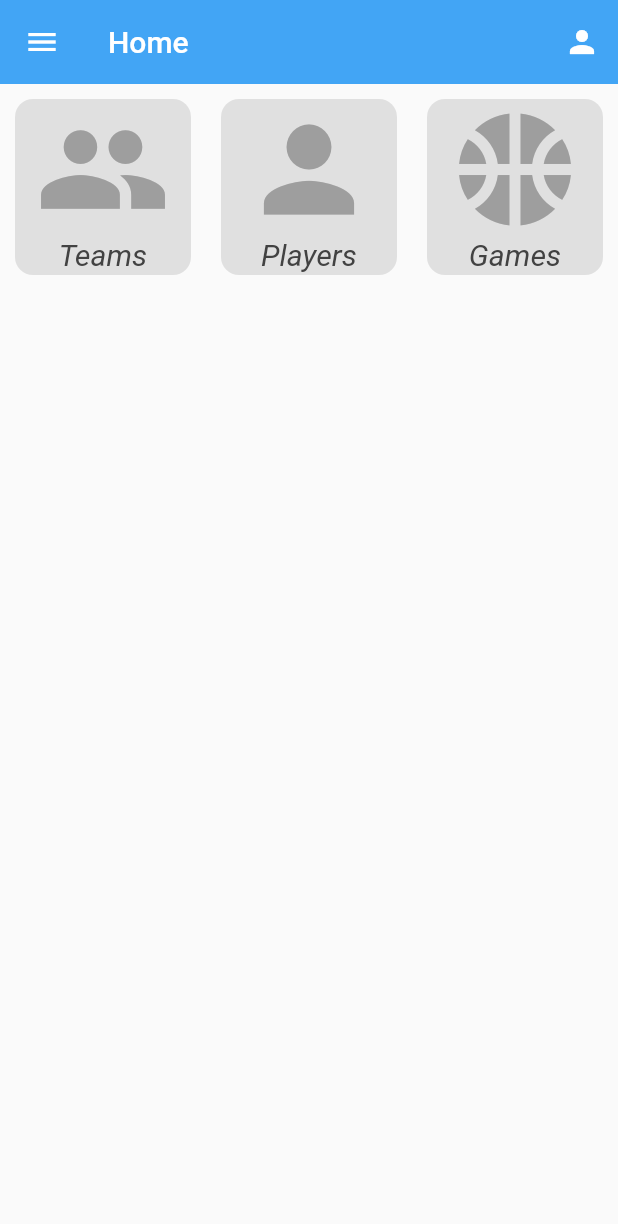
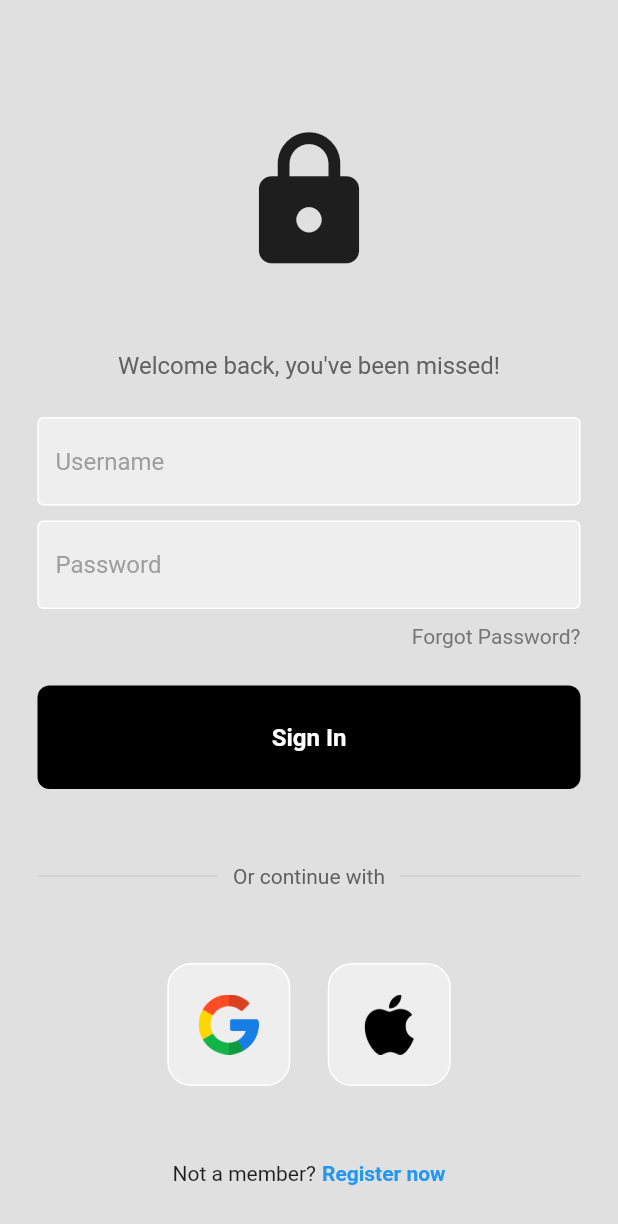
Before and after one commit to jdav0023/nbaapp, a Flutter app: the screen it shows after launch, on a phone screen of 412 x 824 dp. Shown: the top 1224 px of the screen. Run offline on Flutter 3.47's test engine with Material 2 defaults, Android fonts, the phone set to English and light mode, and no system bars; our stand-ins replace firebase_core; missing offline and left inert: favorite_button; accounts and stored records are empty.

Commit message:
Adding login screen, setting up basic Authenticator Facade

```diff
--- /dev/null
+++ b/lib/common/alert_dialog.dart
@@ -0,0 +1,24 @@
+import 'package:flutter/material.dart';
+import 'package:nbaapp/routes/routing_constants.dart';
+
+AlertDialog commonAlertDialog(
+    {required String details, required BuildContext context}) {
+  return AlertDialog(
+    title: const Text('Sign In Alert'),
+    content: Text(details),
+    actions: <Widget>[
+      GestureDetector(
+        child: const Text('OK'),
+        onTap: () {
+          Navigator.of(context).pop();
+        },
+      ),
+      GestureDetector(
+        child: const Text('Bypass Sign In'),
+        onTap: () {
+          Navigator.pushNamed(context, HomeViewRoute);
+        },
+      ),
+    ],
+  );
+}
--- /dev/null
+++ b/lib/common/sign_in_button.dart
@@ -0,0 +1,35 @@
+import 'package:flutter/material.dart';
+import 'package:flutter/src/widgets/container.dart';
+import 'package:flutter/src/widgets/framework.dart';
+
+// ignore: camel_case_types
+class commonSignInButton extends StatelessWidget {
+  final Function()? onTap;
+
+  const commonSignInButton({super.key, required this.onTap});
+
+  @override
+  Widget build(BuildContext context) {
+    return GestureDetector(
+      onTap: onTap,
+      child: Container(
+        padding: const EdgeInsets.all(25),
+        margin: const EdgeInsets.symmetric(horizontal: 25),
+        decoration: BoxDecoration(
+          color: Colors.black,
+          borderRadius: BorderRadius.circular(8),
+        ),
+        child: const Center(
+          child: Text(
+            "Sign In",
+            style: TextStyle(
+              color: Colors.white,
+              fontWeight: FontWeight.bold,
+              fontSize: 16,
+            ),
+          ),
+        ),
+      ),
+    );
+  }
+}
--- /dev/null
+++ b/lib/common/square_tile.dart
@@ -0,0 +1,27 @@
+import 'package:flutter/material.dart';
+
+class SquareTile extends StatelessWidget {
+  final String imagePath;
+  final Function()? onTap;
+
+  const SquareTile({super.key, required this.imagePath, required this.onTap});
+
+  @override
+  Widget build(BuildContext context) {
+    return GestureDetector(
+      onTap: onTap,
+      child: Container(
+        padding: const EdgeInsets.all(20),
+        decoration: BoxDecoration(
+          border: Border.all(color: Colors.white),
+          borderRadius: BorderRadius.circular(16),
+          color: Colors.grey.shade200,
+        ),
+        child: Image.asset(
+          imagePath,
+          height: 40,
+        ),
+      ),
+    );
+  }
+}
--- /dev/null
+++ b/lib/common/text_field.dart
@@ -0,0 +1,37 @@
+import 'package:flutter/material.dart';
+
+// ignore: camel_case_types
+class commonTextField extends StatelessWidget {
+  final controller;
+  final String hintText;
+  final bool obscureText;
+
+  const commonTextField(
+      {super.key,
+      required this.controller,
+      required this.hintText,
+      required this.obscureText});
+
+  @override
+  Widget build(BuildContext context) {
+    return Padding(
+      padding: const EdgeInsets.symmetric(horizontal: 25.0),
+      child: TextField(
+        controller: controller,
+        obscureText: obscureText,
+        decoration: InputDecoration(
+          enabledBorder: const OutlineInputBorder(
+            borderSide: BorderSide(color: Colors.white),
+          ),
+          focusedBorder: OutlineInputBorder(
+            borderSide: BorderSide(color: Colors.grey.shade400),
+          ),
+          fillColor: Colors.grey.shade200,
+          filled: true,
+          hintText: hintText,
+          hintStyle: TextStyle(color: Colors.grey.shade500),
+        ),
+      ),
+    );
+  }
+}
--- /dev/null
+++ b/lib/firebase/auth_facade.dart
@@ -0,0 +1,32 @@
+import 'package:flutter/material.dart';
+import 'package:nbaapp/common/alert_dialog.dart';
+
+class AuthFacade {
+  final BuildContext context;
+
+  AuthFacade({required this.context});
+
+  void showAlert(String details) {
+    showDialog(
+        context: context,
+        builder: (BuildContext context) {
+          return commonAlertDialog(details: details, context: context);
+        });
+  }
+
+  void signUserInEP() {
+    showAlert("Sign in with email and password.");
+  }
+
+  void signUserInGoogle() {
+    showAlert("Sign in with google.");
+  }
+
+  void signUserInApple() {
+    showAlert("Sign in with apple.");
+  }
+
+  void registerAccount() {}
+
+  void forgotPassword() {}
+}
--- a/lib/main.dart
+++ b/lib/main.dart
@@ -22,7 +22,7 @@ class MyApp extends StatelessWidget {
       title: 'NBA App',
       debugShowCheckedModeBanner: false,
       onGenerateRoute: router.generateRoute,
-      initialRoute: HomeViewRoute,
+      initialRoute: LoginViewRoute,
     );
   }
 }
--- /dev/null
+++ b/lib/pages/login_page.dart
@@ -0,0 +1,148 @@
+import 'package:flutter/material.dart';
+import 'package:nbaapp/common/sign_in_button.dart';
+import 'package:nbaapp/common/square_tile.dart';
+import 'package:nbaapp/common/text_field.dart';
+import 'package:nbaapp/firebase/auth_facade.dart';
+
+class LoginPage extends StatelessWidget {
+  LoginPage({super.key});
+
+  // Firebase Auth handler
+  AuthFacade? authFacade;
+
+  // Text editing controllers
+  final usernameController = TextEditingController();
+  final passwordController = TextEditingController();
+
+  @override
+  Widget build(BuildContext context) {
+    authFacade = AuthFacade(context: context);
+    return Scaffold(
+      backgroundColor: Colors.grey.shade300,
+      body: SafeArea(
+        child: Center(
+          child: Column(
+            mainAxisAlignment: MainAxisAlignment.center,
+            children: [
+              const SizedBox(
+                height: 50,
+              ),
+              const Icon(Icons.lock, size: 100),
+              const SizedBox(
+                height: 50,
+              ),
+              Text(
+                "Welcome back, you've been missed!",
+                style: TextStyle(color: Colors.grey.shade700, fontSize: 16),
+              ),
+              const SizedBox(
+                height: 25,
+              ),
+              commonTextField(
+                controller: usernameController,
+                hintText: "Username",
+                obscureText: false,
+              ),
+              const SizedBox(
+                height: 10,
+              ),
+              commonTextField(
+                controller: passwordController,
+                hintText: "Password",
+                obscureText: true,
+              ),
+              const SizedBox(
+                height: 10,
+              ),
+              Padding(
+                padding: const EdgeInsets.symmetric(horizontal: 25.0),
+                child: Row(
+                  mainAxisAlignment: MainAxisAlignment.end,
+                  children: [
+                    Text(
+                      "Forgot Password?",
+                      style: TextStyle(color: Colors.grey.shade600),
+                    ),
+                  ],
+                ),
+              ),
+              const SizedBox(
+                height: 25,
+              ),
+              commonSignInButton(
+                onTap: authFacade?.signUserInEP,
+              ),
+              const SizedBox(
+                height: 50,
+              ),
+              Padding(
+                padding: const EdgeInsets.symmetric(horizontal: 25.0),
+                child: Row(
+                  children: [
+                    Expanded(
+                      child: Divider(
+                        thickness: 0.5,
+                        color: Colors.grey.shade400,
+                      ),
+                    ),
+                    Padding(
+                      padding: const EdgeInsets.symmetric(horizontal: 10.0),
+                      child: Text(
+                        "Or continue with",
+                        style: TextStyle(
+                          color: Colors.grey.shade700,
+                        ),
+                      ),
+                    ),
+                    Expanded(
+                      child: Divider(
+                        thickness: 0.5,
+                        color: Colors.grey.shade400,
+                      ),
+                    )
+                  ],
+                ),
+              ),
+              const SizedBox(
+                height: 50,
+              ),
+              Row(
+                mainAxisAlignment: MainAxisAlignment.center,
+                children: [
+                  SquareTile(
+                    imagePath: "lib/res/images/google.png",
+                    onTap: authFacade?.signUserInGoogle,
+                  ),
+                  const SizedBox(
+                    width: 25,
+                  ),
+                  SquareTile(
+                    imagePath: "lib/res/images/apple.png",
+                    onTap: authFacade?.signUserInApple,
+                  ),
+                ],
+              ),
+              const SizedBox(
+                height: 50,
+              ),
+              Row(
+                mainAxisAlignment: MainAxisAlignment.center,
+                children: const [
+                  Text("Not a member?"),
+                  SizedBox(
+                    width: 4,
+                  ),
+                  Text(
+                    "Register now",
+                    style: TextStyle(
+                        color: Colors.blue, fontWeight: FontWeight.bold),
+                  )
+                ],
+              )
+            ],
+          ),
+        ),
+      ),
+    );
+  }
+}
--- a/lib/routes/router.dart
+++ b/lib/routes/router.dart
@@ -1,5 +1,6 @@
 import 'package:flutter/material.dart';
 import 'package:nbaapp/pages/home_page.dart';
+import 'package:nbaapp/pages/login_page.dart';
 import 'package:nbaapp/pages/teams_page.dart';
 import 'package:nbaapp/pages/players_page.dart';
 import 'package:nbaapp/pages/games_page.dart';
@@ -7,6 +8,8 @@ import 'package:nbaapp/routes/routing_constants.dart';
 
 Route<dynamic> generateRoute(RouteSettings settings) {
   switch (settings.name) {
+    case LoginViewRoute:
+      return MaterialPageRoute(builder: (context) => LoginPage());
     case HomeViewRoute:
       return MaterialPageRoute(builder: (context) => HomePage());
     case TeamsViewRoute:
@@ -16,6 +19,6 @@ Route<dynamic> generateRoute(RouteSettings settings) {
     case GamesViewRoute:
       return MaterialPageRoute(builder: (context) => GamesPage());
     default:
-      return MaterialPageRoute(builder: (context) => HomePage());
+      return MaterialPageRoute(builder: (context) => LoginPage());
   }
 }
--- a/lib/routes/routing_constants.dart
+++ b/lib/routes/routing_constants.dart
@@ -1,6 +1,7 @@
 // ignore_for_file: constant_identifier_names
 
-const String HomeViewRoute = '/';
+const String LoginViewRoute = '/';
+const String HomeViewRoute = 'home';
 const String TeamsViewRoute = "teams";
 const String PlayersViewRoute = "players";
 const String GamesViewRoute = "games";
--- a/pubspec.yaml
+++ b/pubspec.yaml
@@ -61,8 +61,8 @@ flutter:
   uses-material-design: true
 
   # To add assets to your application, add an assets section, like this:
-  # assets:
-  #   - images/a_dot_burr.jpeg
+  assets:
+    - lib/res/images/
   #   - images/a_dot_ham.jpeg
 
   # An image asset can refer to one or more resolution-specific "variants", see
```
Also changed, not shown: 1 other file.
